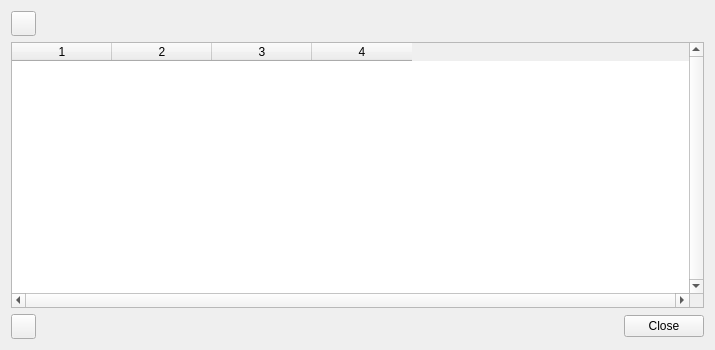
Qt form NAVigater/CGNS/NAV/T/Q7DiagWindow.ui (pyCGNS/pyCGNS) before a commit.
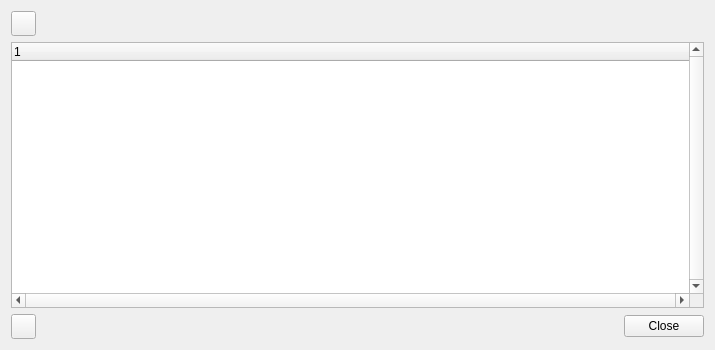
The same form after that commit. Icons and pictures are not drawn.

Patch:
```diff
--- a/NAVigater/CGNS/NAV/T/Q7DiagWindow.ui
+++ b/NAVigater/CGNS/NAV/T/Q7DiagWindow.ui
@@ -122,7 +122,7 @@
    <item row="4" column="0">
     <layout class="QVBoxLayout" name="verticalLayout">
      <item>
-      <widget class="QTableWidget" name="diagTable">
+      <widget class="QTreeWidget" name="diagTable">
        <property name="verticalScrollBarPolicy">
         <enum>Qt::ScrollBarAlwaysOn</enum>
        </property>
@@ -138,16 +138,11 @@
        <property name="selectionBehavior">
         <enum>QAbstractItemView::SelectRows</enum>
        </property>
-       <property name="sortingEnabled">
-        <bool>true</bool>
-       </property>
-       <property name="columnCount">
-        <number>4</number>
-       </property>
-       <column/>
-       <column/>
-       <column/>
-       <column/>
+       <column>
+        <property name="text">
+         <string notr="true">1</string>
+        </property>
+       </column>
       </widget>
      </item>
     </layout>
```
